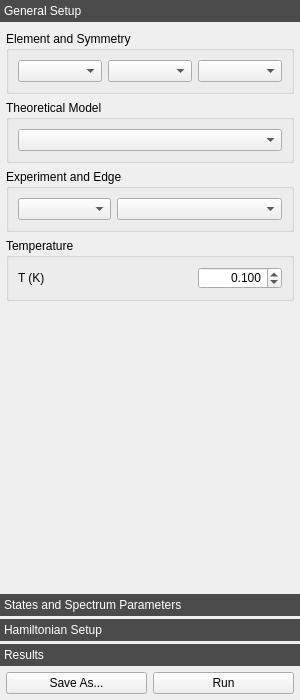
Before: the Qt Designer form crispy/resources/gui/uis/quanty.ui in mretegan/crispy, drawn with Qt 5.
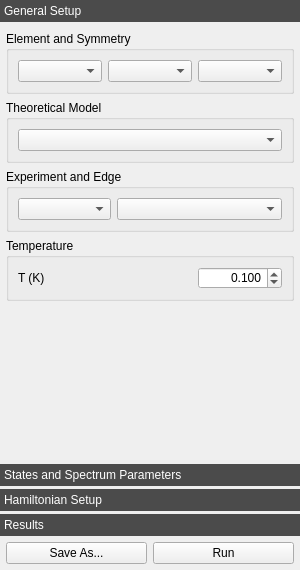
After: the same form once the commit is applied. Icons and pictures are not drawn. Custom widgets are drawn as their Qt base class.

Diff of the .ui file:
```diff
--- a/crispy/resources/gui/uis/quanty.ui
+++ b/crispy/resources/gui/uis/quanty.ui
@@ -7,7 +7,7 @@
     <x>0</x>
     <y>0</y>
     <width>300</width>
-    <height>700</height>
+    <height>570</height>
    </rect>
   </property>
   <property name="sizePolicy">
@@ -72,7 +72,7 @@
          <x>0</x>
          <y>0</y>
          <width>300</width>
-         <height>536</height>
+         <height>406</height>
         </rect>
        </property>
        <attribute name="label">
```
Left out of the diff: 6 changed lines with no effect on the pictures.
